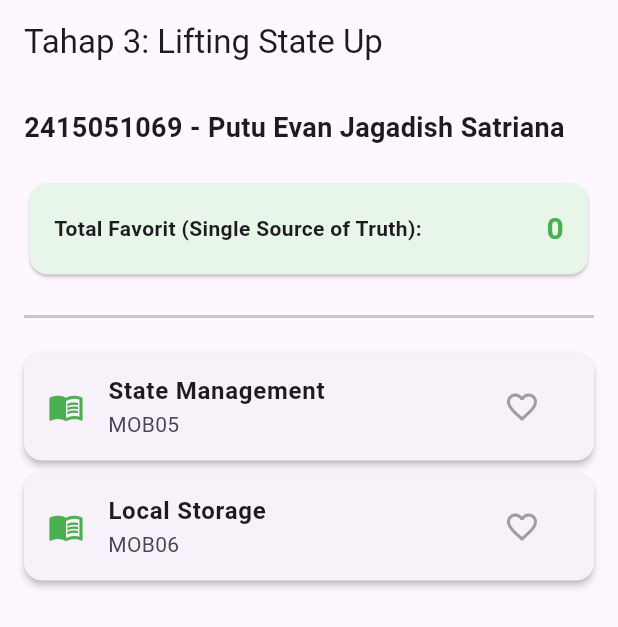
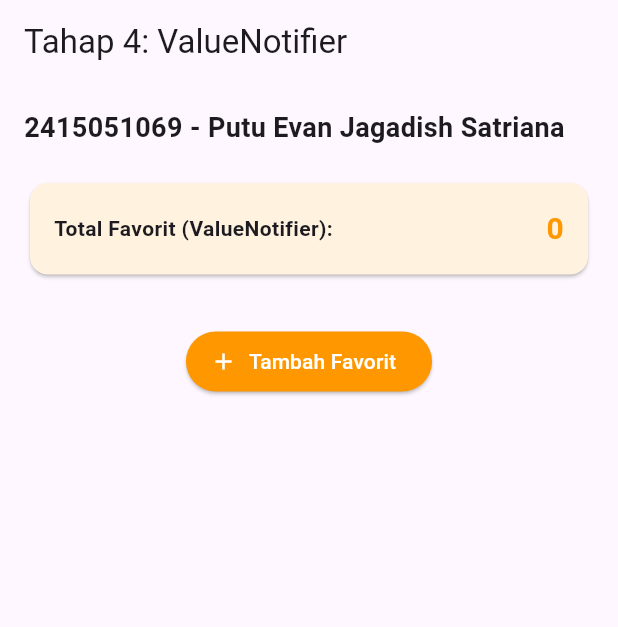
Before and after one commit to pannpanns/Course-Explorer, a Flutter app: the screen it shows after launch, on a phone screen of 412 x 824 dp. Shown: the top 627 px of the screen. Run offline on Flutter 3.47's test engine with Material 3 defaults, Android fonts, the phone set to English and light mode, and no system bars.

Commit message:
Tahap 4: Eksperimen ValueNotifier untuk state sederhana

```diff
--- a/lib/main.dart
+++ b/lib/main.dart
@@ -6,39 +6,30 @@ const String studentId = '2415051069';
 void main() {
   runApp(const MaterialApp(
     debugShowCheckedModeBanner: false,
-    home: Tahap3Page(),
+    home: Tahap4Page(),
   ));
 }
 
-class Tahap3Page extends StatefulWidget {
-  const Tahap3Page({super.key});
+class Tahap4Page extends StatefulWidget {
+  const Tahap4Page({super.key});
 
   @override
-  State<Tahap3Page> createState() => _Tahap3PageState();
+  State<Tahap4Page> createState() => _Tahap4PageState();
 }
 
-class _Tahap3PageState extends State<Tahap3Page> {
-  final Set<String> _favoriteCourseCodes = {};
+class _Tahap4PageState extends State<Tahap4Page> {
+  final ValueNotifier<int> _favoriteCount = ValueNotifier<int>(0);
 
-  final List<Map<String, String>> _courses = [
-    {'code': 'MOB05', 'title': 'State Management'},
-    {'code': 'MOB06', 'title': 'Local Storage'},
-  ];
-
-  void _toggleFavorite(String code) {
-    setState(() {
-      if (_favoriteCourseCodes.contains(code)) {
-        _favoriteCourseCodes.remove(code);
-      } else {
-        _favoriteCourseCodes.add(code);
-      }
-    });
+  @override
+  void dispose() {
+    _favoriteCount.dispose();
+    super.dispose();
   }
 
   @override
   Widget build(BuildContext context) {
     return Scaffold(
-      appBar: AppBar(title: const Text('Tahap 3: Lifting State Up')),
+      appBar: AppBar(title: const Text('Tahap 4: ValueNotifier')),
       body: Padding(
         padding: const EdgeInsets.all(16.0),
         child: Column(
@@ -49,23 +40,46 @@ class _Tahap3PageState extends State<Tahap3Page> {
               style: TextStyle(fontSize: 18, fontWeight: FontWeight.bold),
             ),
             const SizedBox(height: 20),
-            CourseSummary(favoriteCount: _favoriteCourseCodes.length),
-            const SizedBox(height: 16),
-            const Divider(thickness: 2),
-            const SizedBox(height: 16),
-            Expanded(
-              child: ListView.builder(
-                itemCount: _courses.length,
-                itemBuilder: (context, index) {
-                  final course = _courses[index];
-                  final isFav = _favoriteCourseCodes.contains(course['code']);
-                  return CourseCard(
-                    title: course['title']!,
-                    code: course['code']!,
-                    isFavorite: isFav,
-                    onFavoriteChanged: () => _toggleFavorite(course['code']!),
-                  );
+            ValueListenableBuilder<int>(
+              valueListenable: _favoriteCount,
+              builder: (context, value, child) {
+                return Card(
+                  color: Colors.orange.shade50,
+                  child: Padding(
+                    padding: const EdgeInsets.all(16.0),
+                    child: Row(
+                      mainAxisAlignment: MainAxisAlignment.spaceBetween,
+                      children: [
+                        const Text(
+                          'Total Favorit (ValueNotifier):',
+                          style: TextStyle(fontSize: 14, fontWeight: FontWeight.w600),
+                        ),
+                        Text(
+                          '$value',
+                          style: const TextStyle(
+                            fontSize: 20,
+                            fontWeight: FontWeight.bold,
+                            color: Colors.orange,
+                          ),
+                        ),
+                      ],
+                    ),
+                  ),
+                );
+              },
+            ),
+            const SizedBox(height: 30),
+            Center(
+              child: ElevatedButton.icon(
+                onPressed: () {
+                  _favoriteCount.value++;
                 },
+                icon: const Icon(Icons.add),
+                label: const Text('Tambah Favorit'),
+                style: ElevatedButton.styleFrom(
+                  backgroundColor: Colors.orange,
+                  foregroundColor: Colors.white,
+                ),
               ),
             ),
           ],
@@ -74,71 +88,3 @@ class _Tahap3PageState extends State<Tahap3Page> {
     );
   }
 }
-
-class CourseSummary extends StatelessWidget {
-  final int favoriteCount;
-
-  const CourseSummary({super.key, required this.favoriteCount});
-
-  @override
-  Widget build(BuildContext context) {
-    return Card(
-      color: Colors.green.shade50,
-      child: Padding(
-        padding: const EdgeInsets.all(16.0),
-        child: Row(
-          mainAxisAlignment: MainAxisAlignment.spaceBetween,
-          children: [
-            const Text(
-              'Total Favorit (Single Source of Truth):',
-              style: TextStyle(fontSize: 14, fontWeight: FontWeight.w600),
-            ),
-            Text(
-              '$favoriteCount',
-              style: const TextStyle(
-                fontSize: 20,
-                fontWeight: FontWeight.bold,
-                color: Colors.green,
-              ),
-            ),
-          ],
-        ),
-      ),
-    );
-  }
-}
-
-class CourseCard extends StatelessWidget {
-  final String title;
-  final String code;
-  final bool isFavorite;
-  final VoidCallback onFavoriteChanged;
-
-  const CourseCard({
-    super.key,
-    required this.title,
-    required this.code,
-    required this.isFavorite,
-    required this.onFavoriteChanged,
-  });
-
-  @override
-  Widget build(BuildContext context) {
-    return Card(
-      elevation: 2,
-      margin: const EdgeInsets.only(bottom: 8.0),
-      child: ListTile(
-        leading: const Icon(Icons.menu_book, color: Colors.green),
-        title: Text(title, style: const TextStyle(fontWeight: FontWeight.bold)),
-        subtitle: Text(code),
-        trailing: IconButton(
-          icon: Icon(
-            isFavorite ? Icons.favorite : Icons.favorite_border,
-            color: isFavorite ? Colors.red : Colors.grey,
-          ),
-          onPressed: onFavoriteChanged,
-        ),
-      ),
-    );
-  }
-}
```
